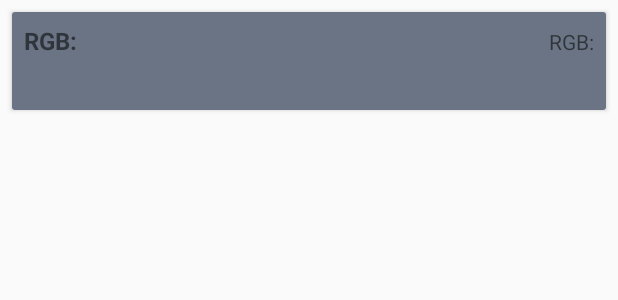
After one commit to S4NDER/RGBArduinoApp, an Android app: the layout color_row.xml on its own in the app's theme, with its tools: preview values and no code run, on a phone screen of 412 x 824 dp. The commit adds this screen. Shown: the top 300 px of the screen. Run offline under Robolectric (Android 15) with nearby library versions, the phone set to English and light mode, and no system bars.

Commit message:
List view partialy implemented, shows everything in db

```diff
--- a/app/build.gradle
+++ b/app/build.gradle
@@ -31,5 +31,8 @@ dependencies {
     implementation 'com.android.support:design:26.1.0'
     implementation "android.arch.persistence.room:runtime:1.0.0"
     annotationProcessor "android.arch.persistence.room:compiler:1.0.0"
+    compile 'com.android.support:appcompat-v7:26.1.0'
+    compile 'com.android.support:recyclerview-v7:26.1.0'
+    compile 'com.android.support:cardview-v7:26.1.0'
 
 }
--- /dev/null
+++ b/app/src/main/res/layout/color_row.xml
@@ -0,0 +1,57 @@
+<?xml version="1.0" encoding="utf-8"?>
+<android.support.v7.widget.CardView xmlns:android="http://schemas.android.com/apk/res/android"
+    xmlns:tools="http://schemas.android.com/tools"
+    android:layout_width="match_parent"
+    android:layout_height="wrap_content"
+    android:layout_margin="8dp"
+    android:background="?android:attr/selectableItemBackground"
+
+    android:clickable="true"
+    android:focusable="true">
+
+    <LinearLayout
+    android:background="#6a7484"
+        android:layout_width="match_parent"
+        android:layout_height="wrap_content"
+        android:orientation="vertical"
+        android:padding="8dp">
+
+        <LinearLayout
+            android:layout_width="match_parent"
+            android:layout_height="wrap_content"
+            android:orientation="horizontal">
+
+            <TextView
+                android:id="@+id/rgb_color_title"
+                android:layout_width="wrap_content"
+                android:layout_height="wrap_content"
+                android:textSize="16sp"
+                android:textStyle="bold"
+                tools:text="RGB:" />
+
+            <TextView
+                android:id="@+id/custom_red"
+                android:layout_width="match_parent"
+                android:layout_height="wrap_content"
+                android:textAlignment="textEnd"
+                tools:text="RGB:" />
+
+        </LinearLayout>
+
+        <LinearLayout
+            android:layout_width="match_parent"
+            android:layout_height="wrap_content"
+            android:orientation="horizontal">
+
+            <TextView
+                android:id="@+id/color_bar"
+                android:layout_width="match_parent"
+                android:layout_height="wrap_content"
+                android:textAlignment="textEnd"
+                android:textSize="20sp" />
+
+        </LinearLayout>
+
+    </LinearLayout>
+
+</android.support.v7.widget.CardView>
--- /dev/null
+++ b/app/src/main/res/values/dimens.xml
@@ -0,0 +1,3 @@
+<resources>
+    <dimen name="fab_margin">16dp</dimen>
+</resources>
--- a/app/src/main/res/values/strings.xml
+++ b/app/src/main/res/values/strings.xml
@@ -80,4 +80,6 @@
     <string name="pref_title_MAC_Arduino">MAC Bluetooth Arduino</string>
     <string name="pref_title_mac">MAC Address</string>
     <string name="action_reconnect">Reconnect</string>
+    <string name="title_activity_color_browsing">ColorBrowsingActivity</string>
+    <string name="action_load_saved_colors">Load saved colors</string>
 </resources>
--- a/app/src/main/res/values/styles.xml
+++ b/app/src/main/res/values/styles.xml
@@ -8,4 +8,13 @@
         <item name="colorAccent">@color/colorAccent</item>
     </style>
 
+    <style name="AppTheme.NoActionBar">
+        <item name="windowActionBar">false</item>
+        <item name="windowNoTitle">true</item>
+    </style>
+
+    <style name="AppTheme.AppBarOverlay" parent="ThemeOverlay.AppCompat.Dark.ActionBar" />
+
+    <style name="AppTheme.PopupOverlay" parent="ThemeOverlay.AppCompat.Light" />
+
 </resources>
```
Also changed, not shown: app/src/main/AndroidManifest.xml (+6 -1 lines), app/src/main/java/com/jansen/sander/carrgbapp/ColorBrowsingActivity.java (added, +58 -0 lines), app/src/main/java/com/jansen/sander/carrgbapp/CustomColorDataAdapter.java (added, +57 -0 lines), app/src/main/java/com/jansen/sander/carrgbapp/MainActivity.java (+10 -33 lines), app/src/main/res/layout/activity_color_browsing.xml (added, +35 -0 lines), app/src/main/res/layout/content_color_browsing.xml (added, +19 -0 lines), app/src/main/res/menu/settings_menu.xml (+7 -0 lines).
